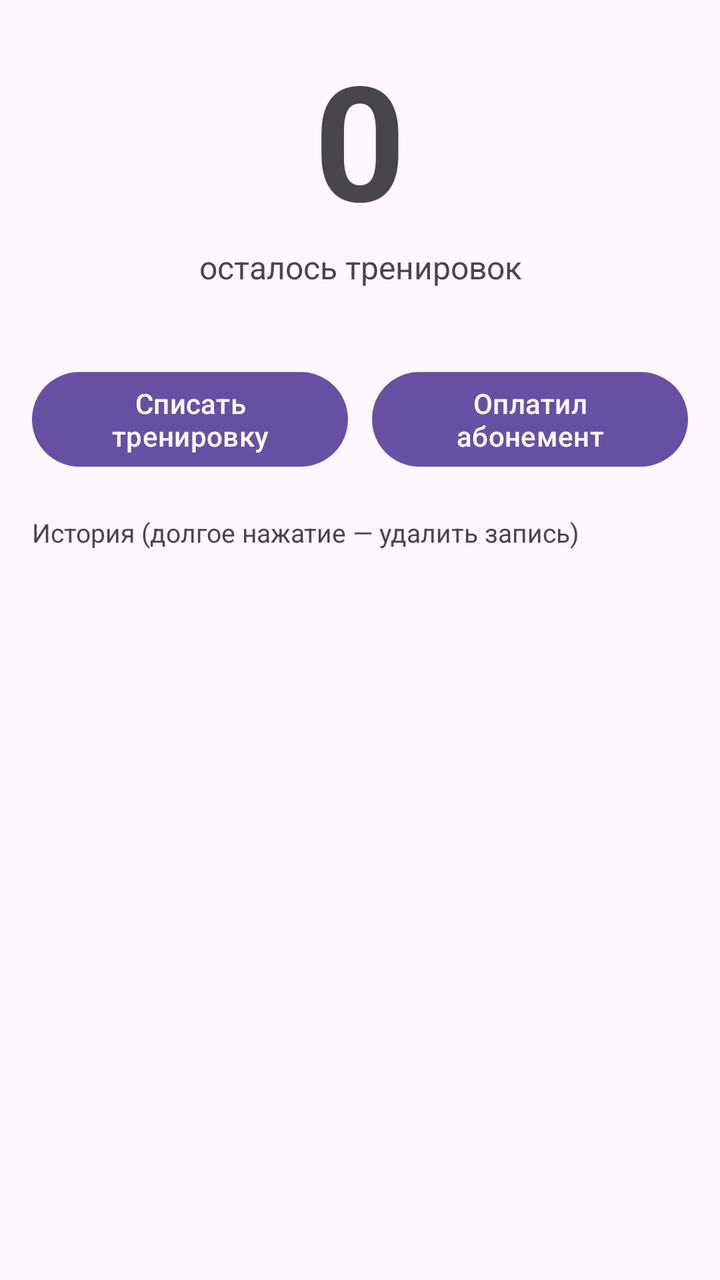
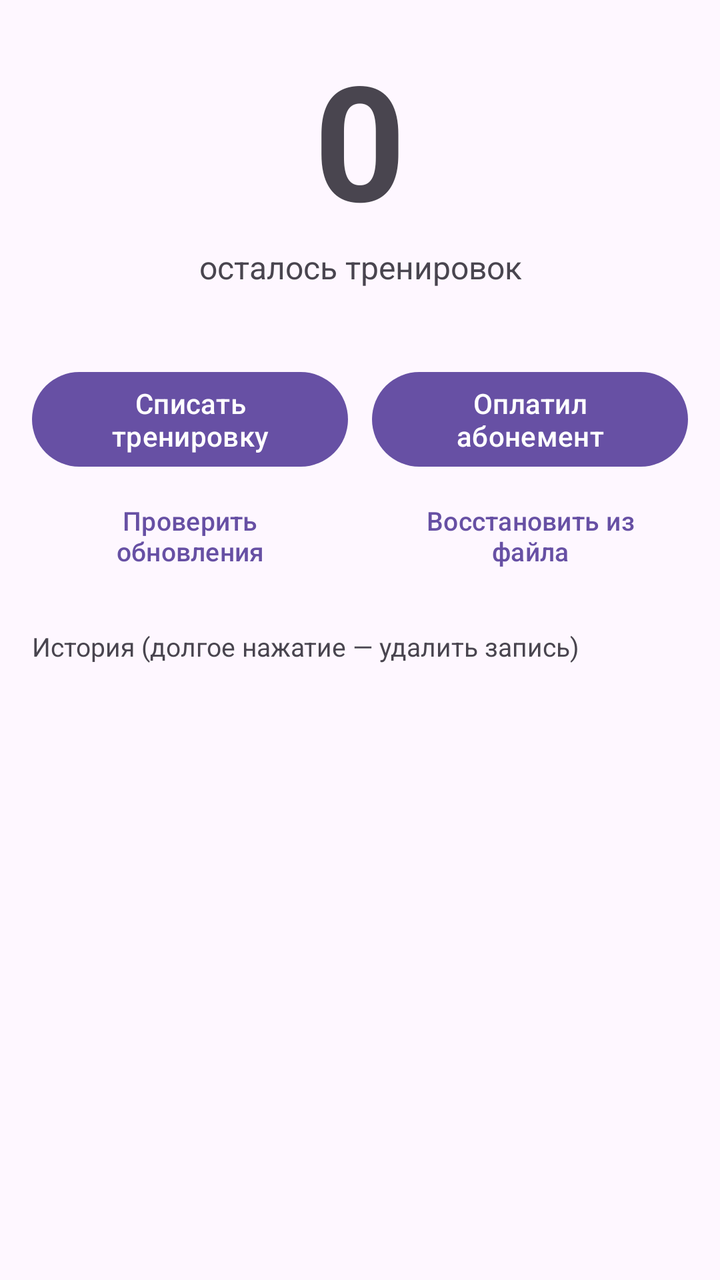

Two renders of the same Android screen: before a commit and after it. Below are the layout's source before the change and the commit's diff.
<!-- AndroidManifest.xml: application theme Theme.Trainings -->
<!-- res/layout/activity_main.xml -->
<?xml version="1.0" encoding="utf-8"?>
<LinearLayout xmlns:android="http://schemas.android.com/apk/res/android"
    android:layout_width="match_parent"
    android:layout_height="match_parent"
    android:orientation="vertical"
    android:padding="16dp">

    <TextView
        android:id="@+id/remaining"
        android:layout_width="match_parent"
        android:layout_height="wrap_content"
        android:gravity="center"
        android:text="0"
        android:textSize="80sp"
        android:textStyle="bold" />

    <TextView
        android:layout_width="match_parent"
        android:layout_height="wrap_content"
        android:gravity="center"
        android:text="осталось тренировок"
        android:textSize="16sp" />

    <TextView
        android:id="@+id/summary"
        android:layout_width="match_parent"
        android:layout_height="wrap_content"
        android:layout_marginTop="4dp"
        android:gravity="center"
        android:textSize="13sp" />

    <LinearLayout
        android:layout_width="match_parent"
        android:layout_height="wrap_content"
        android:layout_marginTop="16dp"
        android:orientation="horizontal">

        <Button
            android:id="@+id/btnUse"
            android:layout_width="0dp"
            android:layout_height="wrap_content"
            android:layout_marginEnd="6dp"
            android:layout_weight="1"
            android:text="Списать тренировку" />

        <Button
            android:id="@+id/btnPay"
            android:layout_width="0dp"
            android:layout_height="wrap_content"
            android:layout_marginStart="6dp"
            android:layout_weight="1"
            android:text="Оплатил абонемент" />
    </LinearLayout>

    <TextView
        android:layout_width="match_parent"
        android:layout_height="wrap_content"
        android:layout_marginTop="20dp"
        android:text="История (долгое нажатие — удалить запись)"
        android:textSize="13sp" />

    <ListView
        android:id="@+id/list"
        android:layout_width="match_parent"
        android:layout_height="0dp"
        android:layout_marginTop="8dp"
        android:layout_weight="1" />

    <TextView
        android:id="@+id/empty"
        android:layout_width="match_parent"
        android:layout_height="wrap_content"
        android:gravity="center"
        android:padding="24dp"
        android:text="Пока пусто. Нажмите «Оплатил абонемент»."
        android:visibility="gone" />

</LinearLayout>
<!-- resources referenced by this layout -->
<resources>
  <style name="Theme.Trainings" parent="Theme.Material3.DayNight" />
</resources>

<!-- the commit's change to res/layout/activity_main.xml (unified diff, before → after) -->
@@ -52,6 +52,33 @@
             android:text="Оплатил абонемент" />
     </LinearLayout>
 
+    <LinearLayout
+        android:layout_width="match_parent"
+        android:layout_height="wrap_content"
+        android:layout_marginTop="4dp"
+        android:orientation="horizontal">
+
+        <Button
+            android:id="@+id/btnUpdate"
+            style="@style/Widget.Material3.Button.TextButton"
+            android:layout_width="0dp"
+            android:layout_height="wrap_content"
+            android:layout_marginEnd="6dp"
+            android:layout_weight="1"
+            android:textSize="13sp"
+            android:text="Проверить обновления" />
+
+        <Button
+            android:id="@+id/btnImport"
+            style="@style/Widget.Material3.Button.TextButton"
+            android:layout_width="0dp"
+            android:layout_height="wrap_content"
+            android:layout_marginStart="6dp"
+            android:layout_weight="1"
+            android:textSize="13sp"
+            android:text="Восстановить из файла" />
+    </LinearLayout>
+
     <TextView
         android:layout_width="match_parent"
         android:layout_height="wrap_content"
